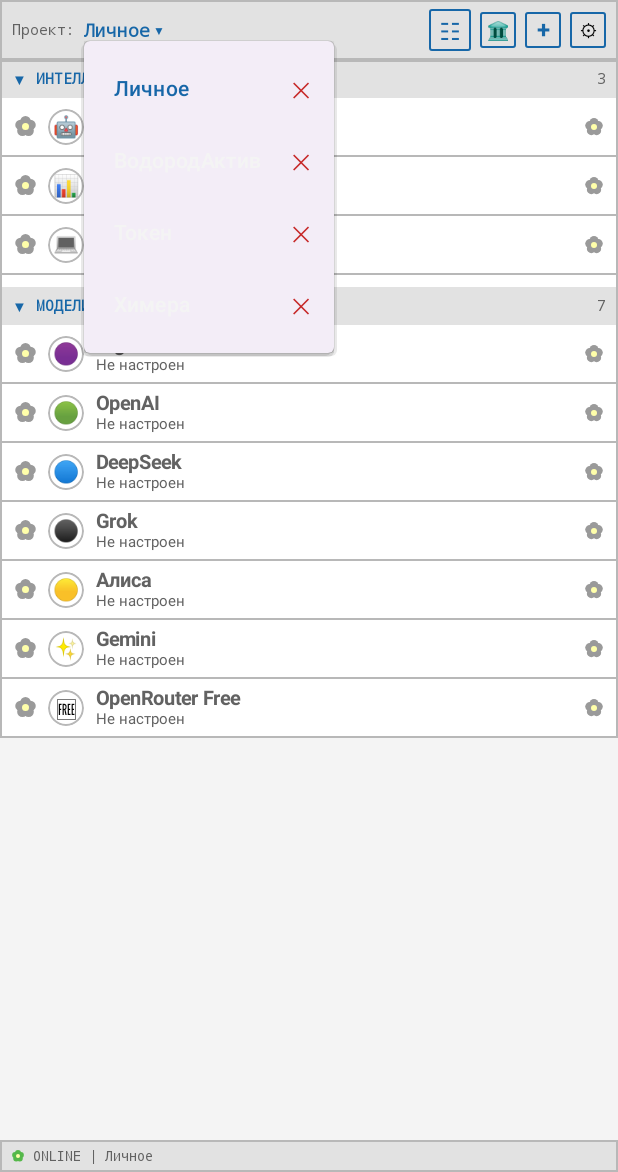
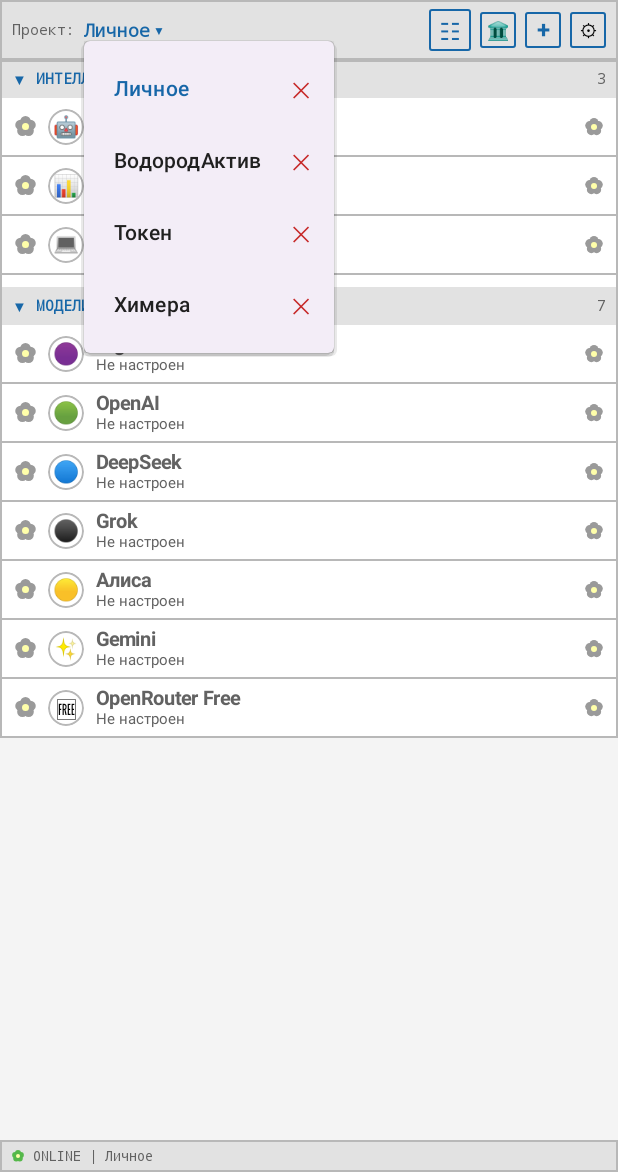
Before and after one commit to micronizationlab/glafira-ai-hub, an Android app built with Jetpack Compose: the screen it shows after launch (MainActivity), after a tap on "Личное", on a phone screen of 412 x 824 dp, the part 64-1236 px from its top. Run offline under Robolectric (Android 15) with nearby library versions, the phone set to English and light mode, and no system bars; pictures from the network do not load.

Commit message:
fix(android): restore accessible home project selector

```diff
--- a/app/src/main/java/com/micronizationlab/glafira/MainActivity.kt
+++ b/app/src/main/java/com/micronizationlab/glafira/MainActivity.kt
@@ -32,7 +32,10 @@ import androidx.compose.runtime.*
 import androidx.compose.ui.Alignment
 import androidx.compose.ui.Modifier
 import androidx.compose.ui.semantics.contentDescription
+import androidx.compose.ui.semantics.Role
+import androidx.compose.ui.semantics.clearAndSetSemantics
 import androidx.compose.ui.semantics.onClick
+import androidx.compose.ui.semantics.role
 import androidx.compose.ui.semantics.semantics
 import androidx.compose.ui.draw.clip
 import androidx.compose.ui.geometry.Offset
@@ -188,6 +191,7 @@ private fun WorkspaceApp() {
                 currentProject = currentProject,
                 refreshKey = statusRefresh,
                 onProjectSelect = { currentProject = it },
+                onProjectPickerOpen = { projects = loadProjects(context) },
                 onProjectAdd = { name ->
                     val newProj = Project(UUID.randomUUID().toString(), name)
                     projects = updateProjects(context) { it + newProj }
@@ -289,6 +293,7 @@ fun ContactList(
     currentProject: Project,
     refreshKey: Int,
     onProjectSelect: (Project) -> Unit,
+    onProjectPickerOpen: () -> Unit,
     onProjectAdd: (String) -> Unit,
     onProjectDelete: (Project) -> Unit,
     onAgentClick: (A) -> Unit,
@@ -378,7 +383,23 @@ fun ContactList(
         Row(Modifier.fillMaxWidth().background(GrD).border(1.dp, Line).padding(horizontal = 8.dp, vertical = 6.dp), verticalAlignment = Alignment.CenterVertically) {
             Text("Проект: ", color = Tx, fontSize = 10.sp, fontFamily = FontFamily.Monospace)
             Box {
-                Row(modifier = Modifier.clickable { showProjectMenu = true }, verticalAlignment = Alignment.CenterVertically) {
+                Row(
+                    modifier = Modifier
+                        .clickable {
+                            onProjectPickerOpen()
+                            showProjectMenu = true
+                        }
+                        .clearAndSetSemantics {
+                            contentDescription = "Выбрать проект: ${currentProject.name}"
+                            role = Role.Button
+                            onClick(label = "Выбрать проект") {
+                                onProjectPickerOpen()
+                                showProjectMenu = true
+                                true
+                            }
+                        },
+                    verticalAlignment = Alignment.CenterVertically
+                ) {
                     Text(currentProject.name, color = Gr, fontSize = 12.sp, fontWeight = FontWeight.Bold, fontFamily = FontFamily.Monospace)
                     Text(" ▼", color = Gr, fontSize = 8.sp)
                 }
@@ -386,7 +407,7 @@ fun ContactList(
                     projects.forEach { proj ->
                         Row(Modifier.fillMaxWidth().padding(horizontal = 8.dp), verticalAlignment = Alignment.CenterVertically) {
                             DropdownMenuItem(
-                                text = { Text(proj.name, color = if (proj.id == currentProject.id) Gr else Bg) },
+                                text = { Text(proj.name, color = if (proj.id == currentProject.id) Gr else Color(0xFF202020)) },
                                 onClick = { onProjectSelect(proj); showProjectMenu = false },
                                 modifier = Modifier.weight(1f)
                             )
```
